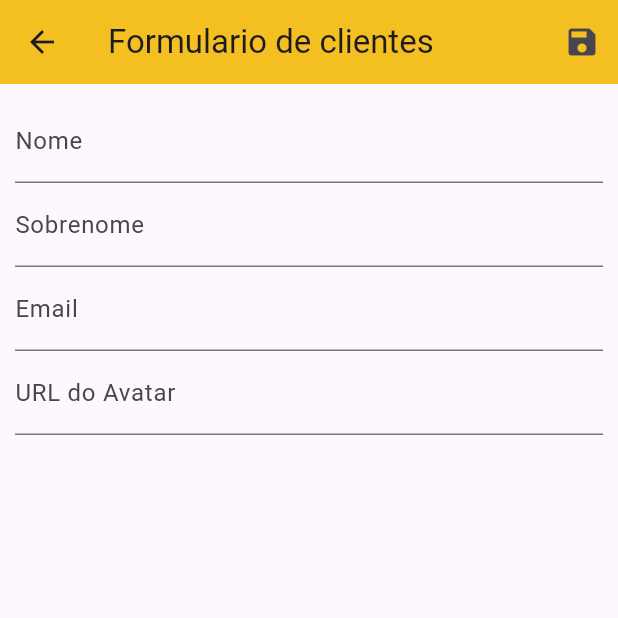
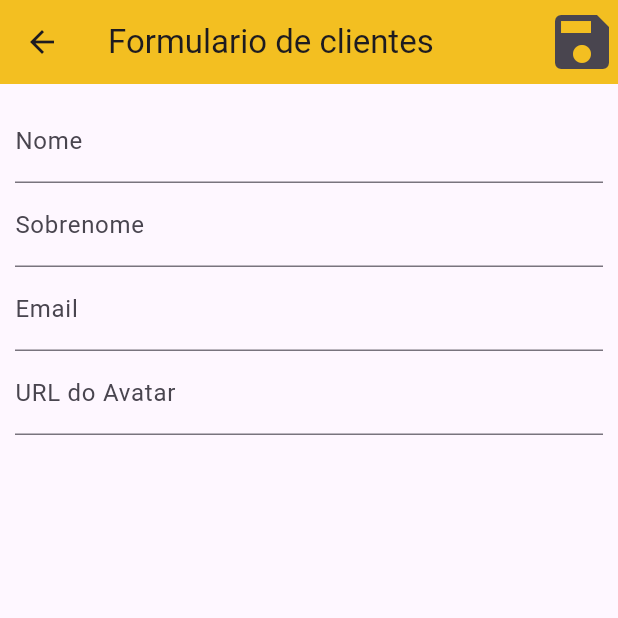
Before and after one commit to washingtoncaraujo/Desenvolvimento-Mobile, a Flutter app: the ClientsList screen opened by its route, after a tap on the "add" icon, on a phone screen of 412 x 824 dp, the top half of it. Run offline on Flutter 3.47's test engine with Material 2 defaults, Android fonts, the phone set to English and light mode, and no system bars; network calls fail.

Commit message:
ajustado botôes salvar e add

```diff
--- a/flutter/desafio_sem5/lib/views/clientes_lista.dart
+++ b/flutter/desafio_sem5/lib/views/clientes_lista.dart
@@ -14,11 +14,19 @@ final ClientProvider clientes = Provider.of(context);
 return Scaffold(
 appBar: AppBar(
 toolbarHeight: 100,
-title: const Text('Lista de clientes'),
-actions: <Widget>[
- IconButton(onPressed: () {Navigator.of(context).pushNamed(Routes.FORMULARIO_cliente);}, icon: const Icon(Icons.add))
-],
-),
+      title: const Text('Lista de Produtos'),
+      actions: <Widget>[
+       // IconButton(onPressed: () {Navigator.of(context).pushNamed(Routes.FORMULARIO_produto);}, icon: const Icon(Icons.add))
+        Transform.scale(
+        scale: 2.0, // Ajuste este valor conforme necessário
+        child: IconButton(
+          onPressed: () { Navigator.of(context).pushNamed(Routes.FORMULARIO_cliente);
+          },
+          icon: const Icon(Icons.add),
+        ),
+        )
+        ],
+      ),
 body: ListView.builder(
 itemCount: clientes.contador,
 itemBuilder: (ctx, i) =>
--- a/flutter/desafio_sem5/lib/views/formulaire_cliente.dart
+++ b/flutter/desafio_sem5/lib/views/formulaire_cliente.dart
@@ -31,7 +31,9 @@ Widget build(BuildContext context) {
   appBar: AppBar(
   title: const Text('Formulario de clientes'),
   actions: <Widget>[
-  IconButton(
+  Transform.scale(
+  scale: 2.0, // Ajuste este valor conforme necessário
+  child: IconButton(
   onPressed: () {
   if (_formulario.currentState!.validate()) {
     _formulario.currentState!.save();
@@ -43,10 +45,10 @@ Widget build(BuildContext context) {
       email: _dadosFormulario['email'] ?? '',
       foto: _dadosFormulario['foto'] ?? ''),
   );
-  print(cliente);
   Navigator.of(context).pop();
   }},
-  icon: const Icon(Icons.save))
+  icon: const Icon(Icons.save),)
+  )
   ],),
   body: Padding(
             padding: const EdgeInsets.all(10),
```
Also changed, not shown: flutter/desafio_sem5/lib/views/formulaire_Product.dart (+5 -2 lines), flutter/desafio_sem5/lib/views/produtos_lista.dart (+9 -2 lines).
